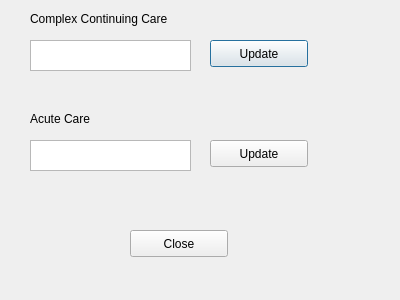
repwolfe/eastern-ontario-bed-chaser, file prototype/updatebeds.ui: the form before one commit.
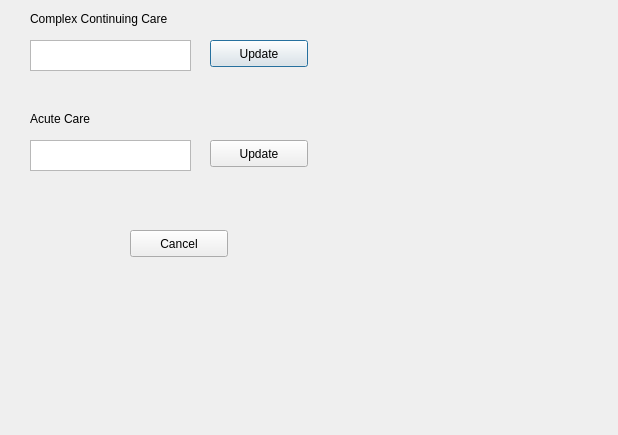
The form after the commit.

```diff
--- a/prototype/updatebeds.ui
+++ b/prototype/updatebeds.ui
@@ -6,8 +6,8 @@
    <rect>
     <x>0</x>
     <y>0</y>
-    <width>400</width>
-    <height>300</height>
+    <width>618</width>
+    <height>435</height>
    </rect>
   </property>
   <property name="windowTitle">
@@ -95,7 +95,7 @@
     </rect>
    </property>
    <property name="text">
-    <string>Close</string>
+    <string>Cancel</string>
    </property>
   </widget>
  </widget>
```
